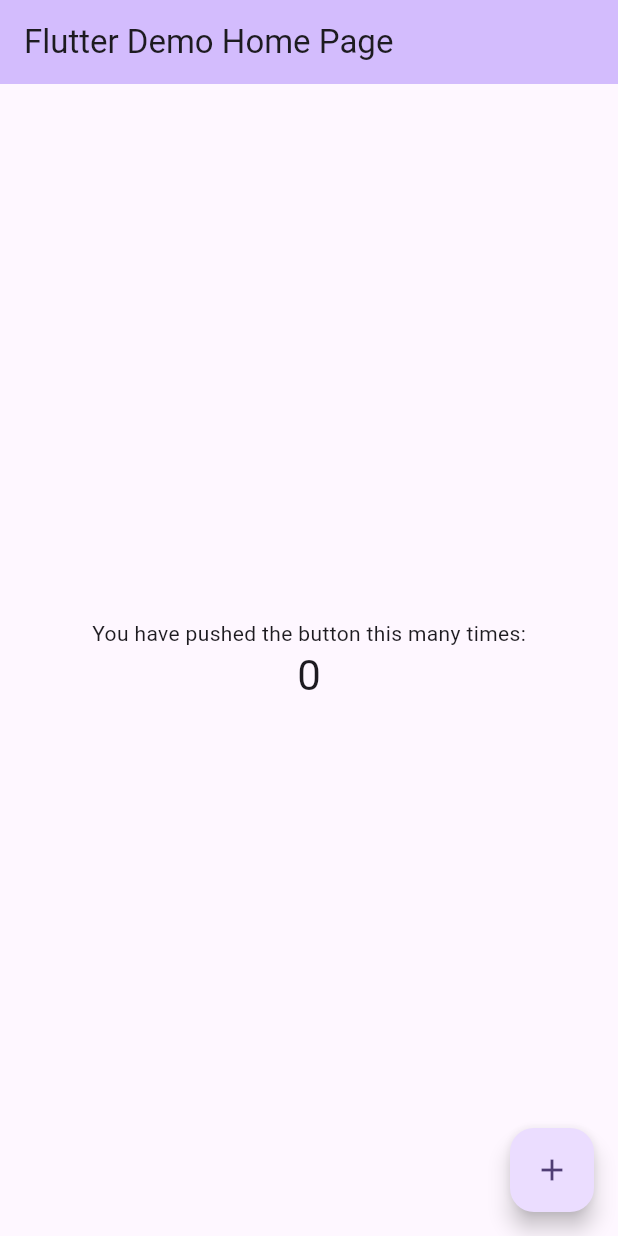
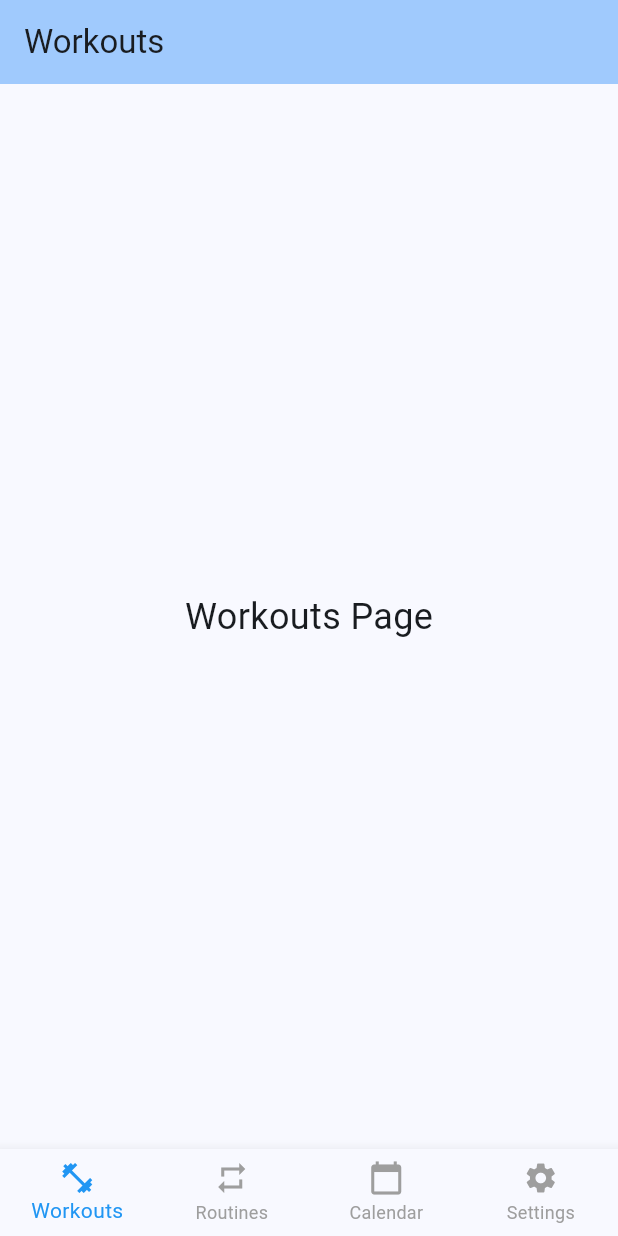
Before and after one commit to codeinjuice/swole_fit, a Flutter app: the screen it shows after launch, on a phone screen of 412 x 824 dp. Run offline on Flutter 3.47's test engine with Material 3 defaults, Android fonts, the phone set to English and light mode, and no system bars.

Commit message:
Implemented Tabs (Workouts, Routines, Calendar, Settings)
promt:
"Swolfit" 이라는 앱 이름으로 운동기록앱을 만들어줘.
하단 탭 4개가 있었으면 좋겠어.
탭은 전부 타이틀 외에 다른 UI는 아직 구현하지말아줘.
첫번째 탭의 이름은 "Workouts" 탭이야.
두번째 탭의 이름은 "Routines" 탭이야.
세번째 탭의 이름은 "Calendar" 탭이야.
네번째 탭의 이름은 "Settings" 탭이야.

```diff
--- a/lib/main.dart
+++ b/lib/main.dart
@@ -1,122 +1,157 @@
 import 'package:flutter/material.dart';
 
 void main() {
-  runApp(const SwoleFit());
+  runApp(const SwolfitApp());
 }
 
-class SwoleFit extends StatelessWidget {
-  const SwoleFit({super.key});
+class SwolfitApp extends StatelessWidget {
+  const SwolfitApp({super.key});
 
-  // This widget is the root of your application.
   @override
   Widget build(BuildContext context) {
     return MaterialApp(
-      title: 'Swole Fit',
+      title: 'Swolfit',
       theme: ThemeData(
-        // This is the theme of your application.
-        //
-        // TRY THIS: Try running your application with "flutter run". You'll see
-        // the application has a purple toolbar. Then, without quitting the app,
-        // try changing the seedColor in the colorScheme below to Colors.green
-        // and then invoke "hot reload" (save your changes or press the "hot
-        // reload" button in a Flutter-supported IDE, or press "r" if you used
-        // the command line to start the app).
-        //
-        // Notice that the counter didn't reset back to zero; the application
-        // state is not lost during the reload. To reset the state, use hot
-        // restart instead.
-        //
-        // This works for code too, not just values: Most code changes can be
-        // tested with just a hot reload.
-        colorScheme: ColorScheme.fromSeed(seedColor: Colors.deepPurple),
+        colorScheme: ColorScheme.fromSeed(seedColor: Colors.blue),
+        useMaterial3: true,
       ),
-      home: const MyHomePage(title: 'Flutter Demo Home Page'),
+      home: const MainScreen(),
     );
   }
 }
 
-class MyHomePage extends StatefulWidget {
-  const MyHomePage({super.key, required this.title});
-
-  // This widget is the home page of your application. It is stateful, meaning
-  // that it has a State object (defined below) that contains fields that affect
-  // how it looks.
-
-  // This class is the configuration for the state. It holds the values (in this
-  // case the title) provided by the parent (in this case the App widget) and
-  // used by the build method of the State. Fields in a Widget subclass are
-  // always marked "final".
-
-  final String title;
+class MainScreen extends StatefulWidget {
+  const MainScreen({super.key});
 
   @override
-  State<MyHomePage> createState() => _MyHomePageState();
+  State<MainScreen> createState() => _MainScreenState();
 }
 
-class _MyHomePageState extends State<MyHomePage> {
-  int _counter = 0;
+class _MainScreenState extends State<MainScreen> {
+  int _selectedIndex = 0;
 
-  void _incrementCounter() {
+  static const List<Widget> _pages = <Widget>[
+    WorkoutsPage(),
+    RoutinesPage(),
+    CalendarPage(),
+    SettingsPage(),
+  ];
+
+  void _onItemTapped(int index) {
     setState(() {
-      // This call to setState tells the Flutter framework that something has
-      // changed in this State, which causes it to rerun the build method below
-      // so that the display can reflect the updated values. If we changed
-      // _counter without calling setState(), then the build method would not be
-      // called again, and so nothing would appear to happen.
-      _counter++;
+      _selectedIndex = index;
     });
   }
 
   @override
   Widget build(BuildContext context) {
-    // This method is rerun every time setState is called, for instance as done
-    // by the _incrementCounter method above.
-    //
-    // The Flutter framework has been optimized to make rerunning build methods
-    // fast, so that you can just rebuild anything that needs updating rather
-    // than having to individually change instances of widgets.
     return Scaffold(
-      appBar: AppBar(
-        // TRY THIS: Try changing the color here to a specific color (to
-        // Colors.amber, perhaps?) and trigger a hot reload to see the AppBar
-        // change color while the other colors stay the same.
-        backgroundColor: Theme.of(context).colorScheme.inversePrimary,
-        // Here we take the value from the MyHomePage object that was created by
-        // the App.build method, and use it to set our appbar title.
-        title: Text(widget.title),
+      body: _pages[_selectedIndex],
+      bottomNavigationBar: BottomNavigationBar(
+        type: BottomNavigationBarType.fixed,
+        currentIndex: _selectedIndex,
+        onTap: _onItemTapped,
+        selectedItemColor: Colors.blue,
+        unselectedItemColor: Colors.grey,
+        items: const <BottomNavigationBarItem>[
+          BottomNavigationBarItem(
+            icon: Icon(Icons.fitness_center),
+            label: 'Workouts',
+          ),
+          BottomNavigationBarItem(
+            icon: Icon(Icons.repeat),
+            label: 'Routines',
+          ),
+          BottomNavigationBarItem(
+            icon: Icon(Icons.calendar_today),
+            label: 'Calendar',
+          ),
+          BottomNavigationBarItem(
+            icon: Icon(Icons.settings),
+            label: 'Settings',
+          ),
+        ],
       ),
-      body: Center(
-        // Center is a layout widget. It takes a single child and positions it
-        // in the middle of the parent.
-        child: Column(
-          // Column is also a layout widget. It takes a list of children and
-          // arranges them vertically. By default, it sizes itself to fit its
-          // children horizontally, and tries to be as tall as its parent.
-          //
-          // Column has various properties to control how it sizes itself and
-          // how it positions its children. Here we use mainAxisAlignment to
-          // center the children vertically; the main axis here is the vertical
-          // axis because Columns are vertical (the cross axis would be
-          // horizontal).
-          //
-          // TRY THIS: Invoke "debug painting" (choose the "Toggle Debug Paint"
-          // action in the IDE, or press "p" in the console), to see the
-          // wireframe for each widget.
-          mainAxisAlignment: MainAxisAlignment.center,
-          children: <Widget>[
-            const Text('You have pushed the button this many times:'),
-            Text(
-              '$_counter',
-              style: Theme.of(context).textTheme.headlineMedium,
-            ),
-          ],
-        ),
-      ),
-      floatingActionButton: FloatingActionButton(
-        onPressed: _incrementCounter,
-        tooltip: 'Increment',
-        child: const Icon(Icons.add),
-      ), // This trailing comma makes auto-formatting nicer for build methods.
     );
   }
 }
+
+class WorkoutsPage extends StatelessWidget {
+  const WorkoutsPage({super.key});
+
+  @override
+  Widget build(BuildContext context) {
+    return Scaffold(
+      appBar: AppBar(
+        title: const Text('Workouts'),
+        backgroundColor: Theme.of(context).colorScheme.inversePrimary,
+      ),
+      body: const Center(
+        child: Text(
+          'Workouts Page',
+          style: TextStyle(fontSize: 24),
+        ),
+      ),
+    );
+  }
+}
+
+class RoutinesPage extends StatelessWidget {
+  const RoutinesPage({super.key});
+
+  @override
+  Widget build(BuildContext context) {
+    return Scaffold(
+      appBar: AppBar(
+        title: const Text('Routines'),
+        backgroundColor: Theme.of(context).colorScheme.inversePrimary,
+      ),
+      body: const Center(
+        child: Text(
+          'Routines Page',
+          style: TextStyle(fontSize: 24),
+        ),
+      ),
+    );
+  }
+}
+
+class CalendarPage extends StatelessWidget {
+  const CalendarPage({super.key});
+
+  @override
+  Widget build(BuildContext context) {
+    return Scaffold(
+      appBar: AppBar(
+        title: const Text('Calendar'),
+        backgroundColor: Theme.of(context).colorScheme.inversePrimary,
+      ),
+      body: const Center(
+        child: Text(
+          'Calendar Page',
+          style: TextStyle(fontSize: 24),
+        ),
+      ),
+    );
+  }
+}
+
+class SettingsPage extends StatelessWidget {
+  const SettingsPage({super.key});
+
+  @override
+  Widget build(BuildContext context) {
+    return Scaffold(
+      appBar: AppBar(
+        title: const Text('Settings'),
+        backgroundColor: Theme.of(context).colorScheme.inversePrimary,
+      ),
+      body: const Center(
+        child: Text(
+          'Settings Page',
+          style: TextStyle(fontSize: 24),
+        ),
+      ),
+    );
+  }
+}
```
